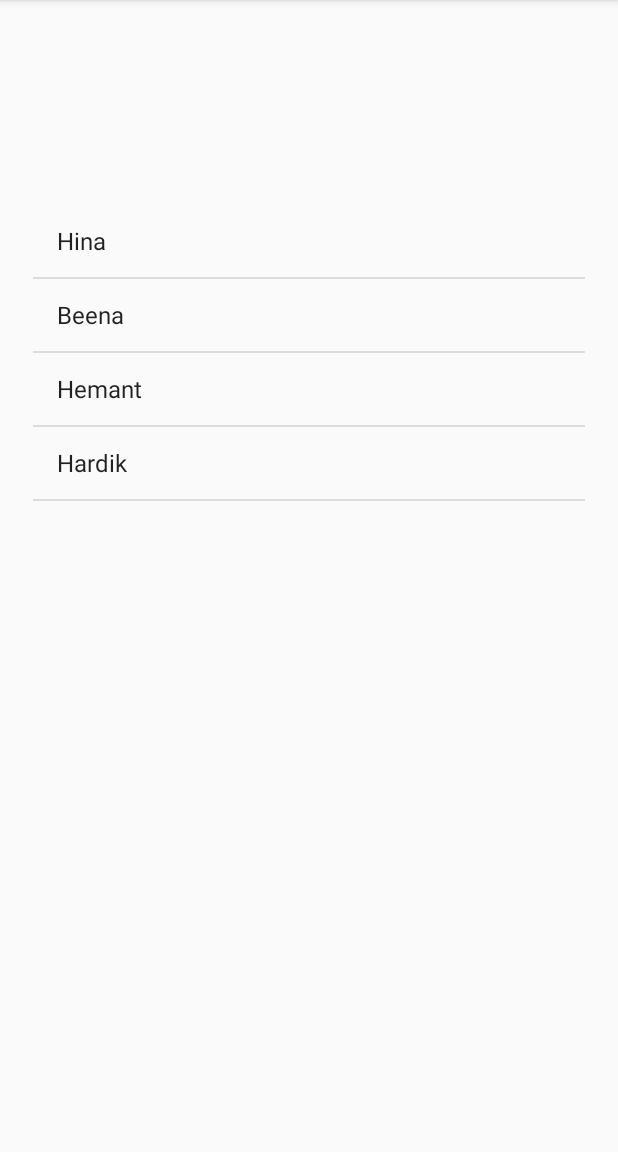
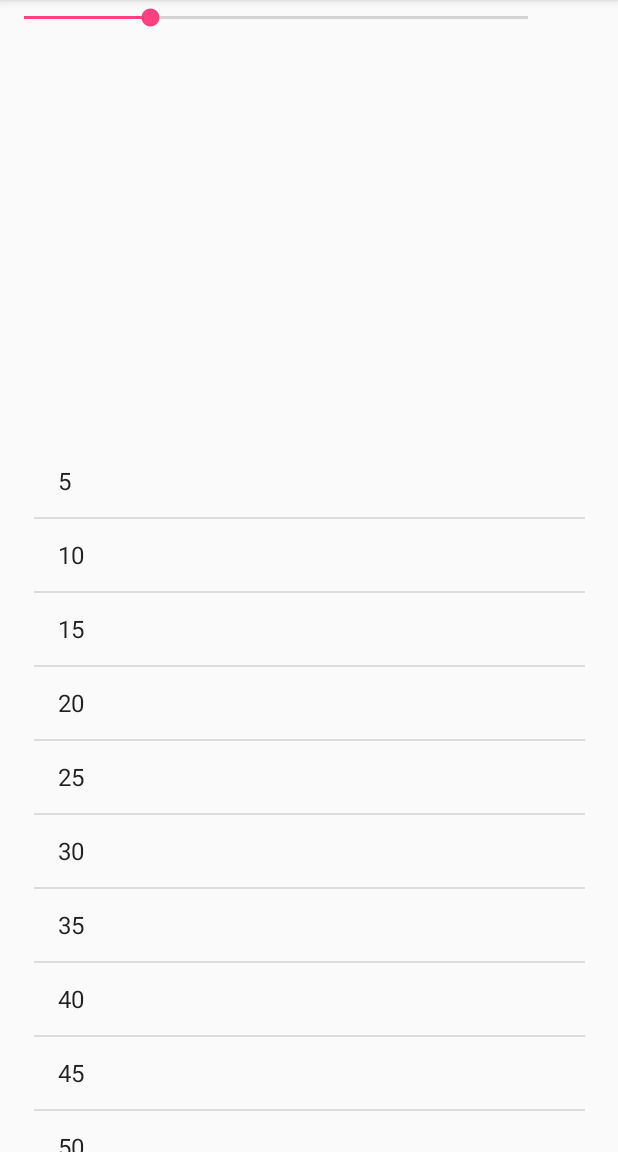
Before and after one commit to hardikverma22/ListViewDemo, an Android app: the screen it shows after launch (MainActivity), on a phone screen of 412 x 824 dp, the part 84-1236 px from its top. Run offline under Robolectric (Android 15) with nearby library versions, the phone set to English and light mode, and no system bars.

Commit message:
Making NurseryTable App

```diff
--- a/app/src/main/java/com/example/android/listviewdemo/MainActivity.java
+++ b/app/src/main/java/com/example/android/listviewdemo/MainActivity.java
@@ -7,33 +7,66 @@ import android.view.View;
 import android.widget.AdapterView;
 import android.widget.ArrayAdapter;
 import android.widget.ListView;
+import android.widget.SeekBar;
 import android.widget.Toast;
 
 import java.util.ArrayList;
 
 public class MainActivity extends AppCompatActivity {
 
+    ListView listView;
     @Override
     protected void onCreate(Bundle savedInstanceState) {
         super.onCreate(savedInstanceState);
         setContentView(R.layout.activity_main);
-        ListView listView = (ListView)findViewById(R.id.listView);
-        final ArrayList<String> myFamily = new ArrayList<String>();
-        myFamily.add("Hina");
-        myFamily.add("Beena");
-        myFamily.add("Hemant");
-        myFamily.add("Hardik");
+        listView = (ListView)findViewById(R.id.listView);
+        SeekBar seekbar = (SeekBar)findViewById(R.id.seekBar);
+        seekbar.setMax(20);
+        seekbar.setProgress(5);
 
-        ArrayAdapter<String> arrayAdapter = new ArrayAdapter<String>(this,android.R.layout.simple_list_item_1,myFamily);
+        generateTable(5);
+
+        seekbar.setOnSeekBarChangeListener(new SeekBar.OnSeekBarChangeListener() {
+            @Override
+            public void onProgressChanged(SeekBar seekBar, int progress, boolean fromUser) {
+                int min=1;
+                int timesTable;
+                if(progress<1)
+                {
+                    timesTable=min;
+                    seekBar.setProgress(min);
+                }else
+                    timesTable=progress;
+                generateTable(timesTable);
+
+            }
+
+            @Override
+            public void onStartTrackingTouch(SeekBar seekBar) {
+
+            }
+
+            @Override
+            public void onStopTrackingTouch(SeekBar seekBar) {
+
+            }
+        });
+
+
+
+
+    }
+
+    public void generateTable(int number)
+    {
+        ArrayList<String> tables = new ArrayList<String>();
+        for(int i=1;i<=10;i++)
+        {
+            tables.add(Integer.toString(i*number));
+
+        }
+        ArrayAdapter<String> arrayAdapter = new ArrayAdapter<String>(this,android.R.layout.simple_list_item_1,tables);
         listView.setAdapter(arrayAdapter);
 
-
-        listView.setOnItemClickListener(new AdapterView.OnItemClickListener() {
-            @Override
-            public void onItemClick(AdapterView<?> parent, View view, int position, long id) {
-                Log.i(myFamily.get(position),"true");
-                Toast.makeText(getApplicationContext(),"Hello "+myFamily.get(position),Toast.LENGTH_SHORT).show();
-            }
-        });
     }
 }
--- a/app/src/main/res/layout/activity_main.xml
+++ b/app/src/main/res/layout/activity_main.xml
@@ -6,14 +6,22 @@
     android:layout_height="match_parent"
     tools:context="com.example.android.listviewdemo.MainActivity">
 
+    <SeekBar
+        android:id="@+id/seekBar"
+        android:layout_width="368dp"
+        android:layout_height="24dp"
+        tools:layout_editor_absoluteX="8dp"
+        tools:layout_editor_absoluteY="8dp" />
+
     <ListView
         android:id="@+id/listView"
-        android:layout_width="368dp"
-        android:layout_height="495dp"
+        android:layout_width="367dp"
+        android:layout_height="471dp"
         app:layout_constraintBottom_toBottomOf="parent"
         app:layout_constraintLeft_toLeftOf="parent"
         app:layout_constraintRight_toRightOf="parent"
-        app:layout_constraintTop_toTopOf="parent">
+        app:layout_constraintTop_toTopOf="parent"
+        app:layout_constraintVertical_bias="1.0">
 
     </ListView>
-       </android.support.constraint.ConstraintLayout>
+</android.support.constraint.ConstraintLayout>
```
